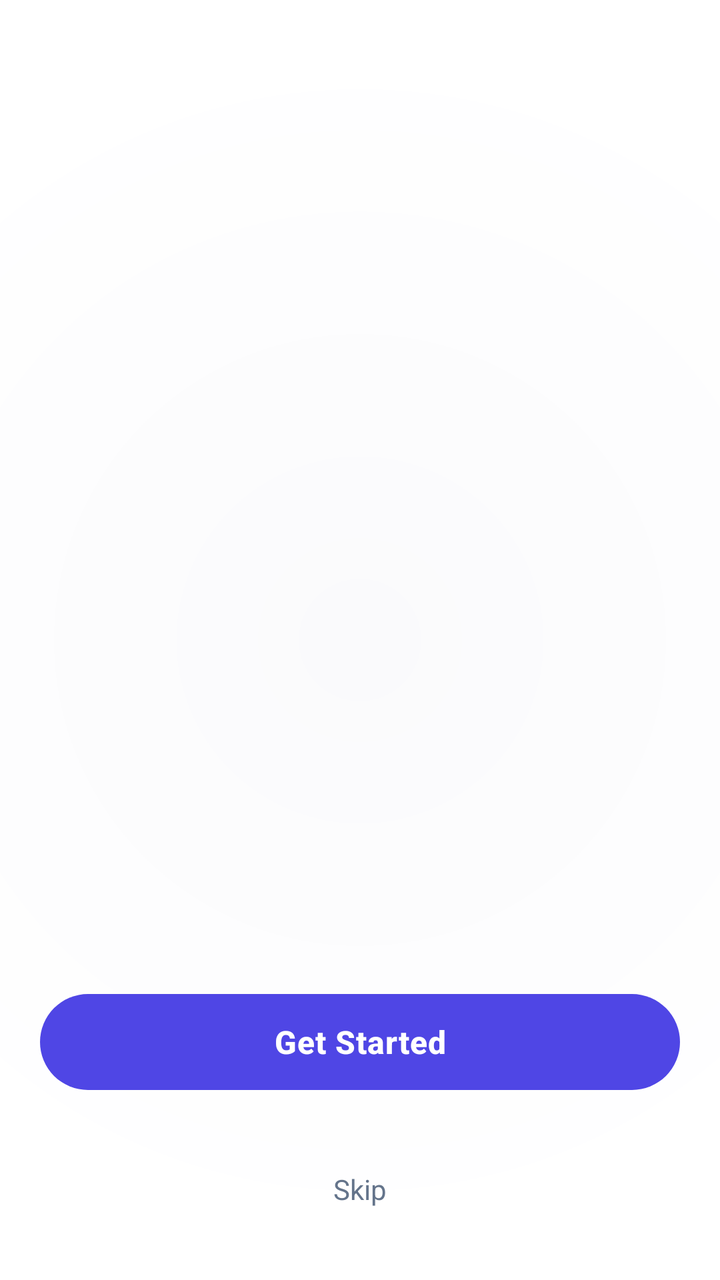
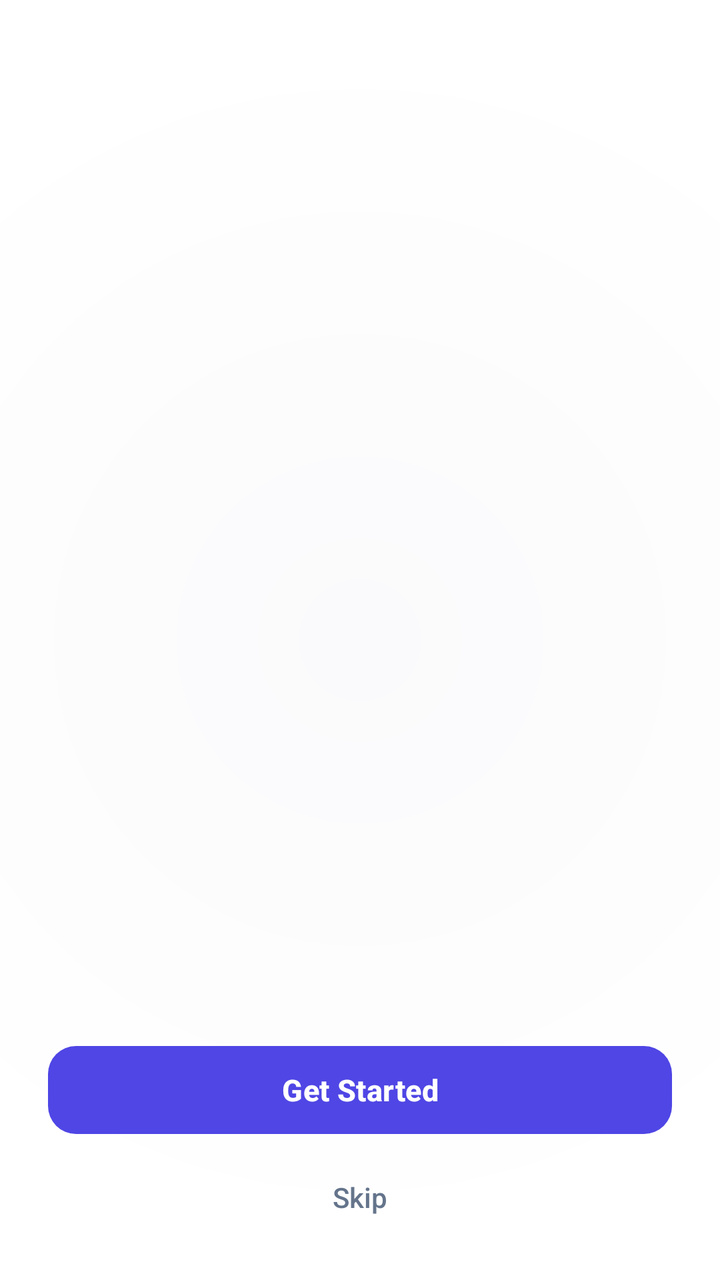

Before-and-after screenshots of an Android layout around one commit, followed by the original layout XML and the change that was made.
<!-- AndroidManifest.xml: application theme Theme.VEIL -->
<!-- res/layout/activity_onboarding.xml -->
<?xml version="1.0" encoding="utf-8"?>
<RelativeLayout xmlns:android="http://schemas.android.com/apk/res/android"
    xmlns:app="http://schemas.android.com/apk/res-auto"
    android:id="@+id/onboarding_root"
    android:layout_width="match_parent"
    android:layout_height="match_parent"
    android:background="@drawable/splash_background">

    
    <androidx.viewpager2.widget.ViewPager2
        android:id="@+id/onboardingViewPager"
        android:layout_width="match_parent"
        android:layout_height="match_parent"
        android:layout_marginBottom="8dp"
        android:layout_above="@id/bottomContainer"/>

    
    <LinearLayout
        android:id="@+id/bottomContainer"
        android:layout_width="match_parent"
        android:layout_height="wrap_content"
        android:orientation="vertical"
        android:padding="20dp"
        android:layout_alignParentBottom="true">

        
        <LinearLayout
            android:id="@+id/dotsContainer"
            android:layout_width="wrap_content"
            android:layout_height="wrap_content"
            android:layout_gravity="center"
            android:orientation="horizontal"
            android:layout_marginBottom="30dp" />

        
        <com.google.android.material.button.MaterialButton
            android:id="@+id/nextButton"
            android:layout_width="match_parent"
            android:layout_height="56dp"
            android:text="@string/get_started"
            android:textColor="@android:color/white"
            android:textSize="16sp"
            android:textStyle="bold"
            app:backgroundTint="@color/veil_accent"
            app:cornerRadius="28dp"
            app:rippleColor="@color/veil_primary_light"
            android:letterSpacing="0.02" />

        
        <TextView
            android:id="@+id/skipText"
            android:layout_width="wrap_content"
            android:layout_height="wrap_content"
            android:text="@string/skip"
            android:textColor="@color/text_secondary"
            android:textSize="14sp"
            android:layout_gravity="center"
            android:layout_marginTop="20dp"
            android:padding="16dp" />

    </LinearLayout>

</RelativeLayout>
<!-- resources referenced by this layout -->
<resources>
  <color name="text_secondary">#64748B</color>
  <color name="veil_accent">#4F46E5</color>
  <color name="veil_primary_light">#F1F5F9</color>
  <!-- drawable splash_background (drawable) -->
  <?xml version="1.0" encoding="utf-8"?>
  <shape xmlns:android="http://schemas.android.com/apk/res/android">
      <gradient
          android:type="radial"
          android:gradientRadius="85%p"
          android:centerX="50%"
          android:centerY="50%"
          android:startColor="@color/veil_primary_dark"
          android:endColor="@color/veil_primary" />
  </shape>
  <string name="get_started">Get Started</string>
  <string name="skip">Skip</string>
  <style name="Theme.VEIL" parent="Base.Theme.VEIL" />
  <color name="veil_primary_dark">#FAFAFC</color>
  <color name="veil_primary">#FFFFFF</color>
  <style name="Base.Theme.VEIL" parent="Theme.Material3.DayNight.NoActionBar">
          <item name="android:statusBarColor">@android:color/transparent</item>
          <item name="android:navigationBarColor">@android:color/transparent</item>
          <item name="android:windowLightStatusBar" tools:targetApi="m">true</item>
          <item name="colorPrimary">@color/colorPrimary</item>
          <item name="colorOnPrimary">@color/colorOnPrimary</item>
          <item name="colorPrimaryContainer">@color/colorPrimaryContainer</item>
          <item name="colorOnPrimaryContainer">@color/colorOnPrimaryContainer</item>
          <item name="colorSurface">@color/colorSurface</item>
          <item name="colorSurfaceVariant">@color/colorSurfaceVariant</item>
          <item name="colorOutline">@color/colorOutline</item>
          <item name="android:colorBackground">@color/colorBackground</item>
          <item name="bottomSheetDialogTheme">@style/ModernBottomSheetDialogTheme</item>
      </style>
  <color name="colorPrimary">#4F46E5</color>
  <color name="colorOnPrimary">#FFFFFF</color>
  <color name="colorPrimaryContainer">#EEF2FF</color>
  <color name="colorOnPrimaryContainer">#3730A3</color>
  <color name="colorSurface">#FFFFFF</color>
  <color name="colorSurfaceVariant">#F1F5F9</color>
  <color name="colorOutline">#E2E8F0</color>
  <color name="colorBackground">#FAFAFC</color>
  <style name="ModernBottomSheetDialogTheme" parent="Theme.Material3.DayNight.BottomSheetDialog">
          <item name="bottomSheetStyle">@style/ModernBottomSheetStyle</item>
          <item name="android:windowIsFloating">false</item>
          <item name="android:statusBarColor">@android:color/transparent</item>
          <item name="android:navigationBarColor">@android:color/transparent</item>
      </style>
  <style name="ModernBottomSheetStyle" parent="Widget.Material3.BottomSheet">
          <item name="android:background">@android:color/transparent</item>
      </style>
</resources>

<!-- the commit's change to res/layout/activity_onboarding.xml (unified diff, before → after) -->
@@ -11,17 +11,22 @@
         android:id="@+id/onboardingViewPager"
         android:layout_width="match_parent"
         android:layout_height="match_parent"
-        android:layout_marginBottom="8dp"
-        android:layout_above="@id/bottomContainer"/>
+        android:layout_above="@id/bottomContainer"
+        android:layout_alignParentTop="true" />
 
     
     <LinearLayout
         android:id="@+id/bottomContainer"
         android:layout_width="match_parent"
         android:layout_height="wrap_content"
+        android:layout_alignParentBottom="true"
+        android:layout_centerHorizontal="true"
+        android:gravity="center_horizontal"
+        android:maxWidth="440dp"
         android:orientation="vertical"
-        android:padding="20dp"
-        android:layout_alignParentBottom="true">
+        android:paddingHorizontal="24dp"
+        android:paddingTop="12dp"
+        android:paddingBottom="24dp">
 
         
         <LinearLayout
@@ -29,34 +34,39 @@
             android:layout_width="wrap_content"
             android:layout_height="wrap_content"
             android:layout_gravity="center"
-            android:orientation="horizontal"
-            android:layout_marginBottom="30dp" />
+            android:layout_marginBottom="24dp"
+            android:orientation="horizontal" />
 
         
         <com.google.android.material.button.MaterialButton
             android:id="@+id/nextButton"
+            style="@style/Widget.Material3.Button.UnelevatedButton"
             android:layout_width="match_parent"
-            android:layout_height="56dp"
+            android:layout_height="52dp"
+            android:letterSpacing="0.01"
             android:text="@string/get_started"
+            android:textAllCaps="false"
             android:textColor="@android:color/white"
-            android:textSize="16sp"
+            android:textSize="15sp"
             android:textStyle="bold"
             app:backgroundTint="@color/veil_accent"
-            app:cornerRadius="28dp"
-            app:rippleColor="@color/veil_primary_light"
-            android:letterSpacing="0.02" />
+            app:cornerRadius="14dp" />
 
         
         <TextView
             android:id="@+id/skipText"
             android:layout_width="wrap_content"
             android:layout_height="wrap_content"
+            android:layout_gravity="center"
+            android:layout_marginTop="10dp"
+            android:background="?attr/selectableItemBackground"
+            android:clickable="true"
+            android:focusable="true"
+            android:fontFamily="sans-serif-medium"
+            android:padding="8dp"
             android:text="@string/skip"
-            android:textColor="@color/text_secondary"
-            android:textSize="14sp"
-            android:layout_gravity="center"
-            android:layout_marginTop="20dp"
-            android:padding="16dp" />
+            android:textColor="@color/textSecondary"
+            android:textSize="14sp" />
 
     </LinearLayout>
 
<!-- resource entries referenced after the edit -->
@@ -1,8 +1,7 @@
 <!-- resources referenced by this layout -->
 <resources>
-  <color name="text_secondary">#64748B</color>
+  <color name="textSecondary">#64748B</color>
   <color name="veil_accent">#4F46E5</color>
-  <color name="veil_primary_light">#F1F5F9</color>
   <!-- drawable splash_background (drawable) -->
   <?xml version="1.0" encoding="utf-8"?>
   <shape xmlns:android="http://schemas.android.com/apk/res/android">
